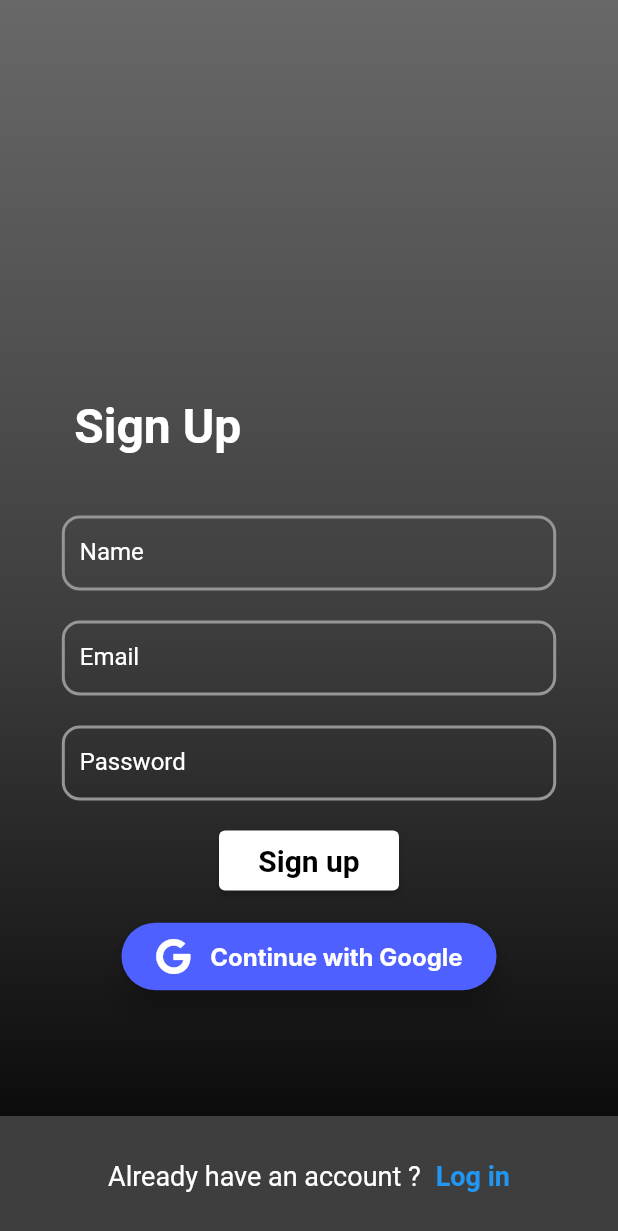
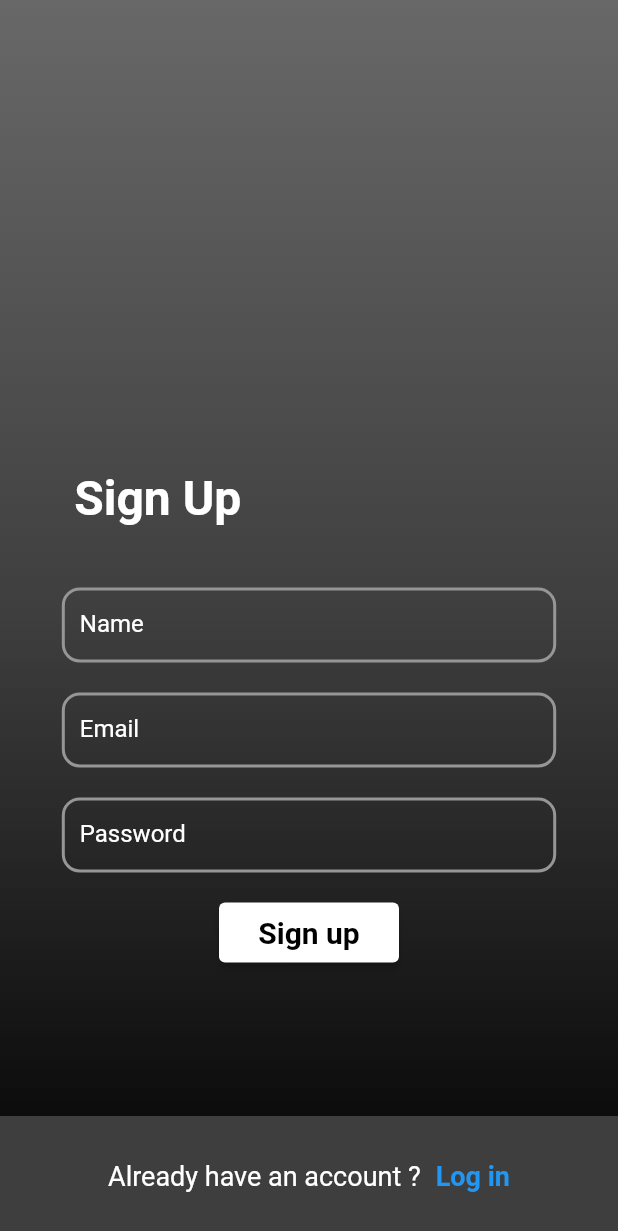
Before and after one commit to vanshrl9ine/club_hub-main, a Flutter app: the screen it shows after launch, after a tap on "Sign up", on a phone screen of 412 x 824 dp. Shown: the top 1231 px of the screen. Run offline on Flutter 3.47's test engine with Material 2 defaults, Android fonts, the phone set to English and light mode, and no system bars; our stand-ins replace cloud_firestore, firebase_auth, firebase_core, firebase_storage, font_awesome_flutter, get and 3 more; accounts and stored records are empty; network calls fail; Roboto replaces fonts that are missing (Inter).

Commit message:
google login removed

```diff
--- a/lib/Pages/LoginAndSignup/login.dart
+++ b/lib/Pages/LoginAndSignup/login.dart
@@ -174,7 +174,7 @@ class _LoginPageState extends State<LoginPage> {
                 const SizedBox(
                   height: 20,
                 ),
-                googleLogin(context, size),
+
                 SizedBox(height: size.height * 0.15),
                 Container(
                   color: const Color.fromARGB(255, 62, 62, 62),
@@ -212,96 +212,5 @@ class _LoginPageState extends State<LoginPage> {
     );
   }
 
-  ElevatedButton googleLogin(BuildContext context, Size size) {
-    return ElevatedButton(
-      onPressed: () async {
-        if (context.mounted) {
-          showDialog(
-            context: context,
-            barrierDismissible: true,
-            builder: (BuildContext context) {
-              return const Center(child: CircularProgressIndicator());
-            },
-          );
-        }
-        String val = await Auth.googleLogin();
-        if (context.mounted) Navigator.pop(context);
-        if (val == 'success') {
-          String ptype = await FirebaseFirestore.instance
-              .collection('users')
-              .doc(FirebaseAuth.instance.currentUser!.uid)
-              .get()
-              .then((value) => value.data()!['profileType'].toString());
-          if (context.mounted) {
-            Navigator.push(
-              context,
-              MaterialPageRoute(
-                builder: (context) => HomePage(
-                  currentIndex: 0,
-                  profileType: ptype,
-                ),
-              ),
-            );
-          }
-          val = 'Signed in';
-        } else if (val == 'first') {
-          String ptype = await FirebaseFirestore.instance
-              .collection('users')
-              .doc(FirebaseAuth.instance.currentUser!.uid)
-              .get()
-              .then((value) => value.data()!['profileType'].toString());
 
-          if (context.mounted) {
-            Navigator.push(
-              context,
-              MaterialPageRoute(
-                builder: (context) => HomePage(
-                  currentIndex: 1,
-                  profileType: ptype,
-                ),
-              ),
-            );
-          }
-          val = 'Signed in';
-        }
-        scaffoldMessenger.showSnackBar(
-          SnackBar(
-            content: Text(val.toString()),
-          ),
-        );
-      },
-      style: ElevatedButton.styleFrom(
-        shape: RoundedRectangleBorder(
-          borderRadius: BorderRadius.circular(50),
-        ),
-        backgroundColor: const Color(0xFF4E60FF),
-        elevation: 8,
-        padding: const EdgeInsets.symmetric(vertical: 10),
-      ),
-      child: const SizedBox(
-        width: 250,
-        height: 25,
-        child: Row(
-          mainAxisAlignment: MainAxisAlignment.center,
-          children: [
-            Icon(
-              FontAwesomeIcons.google,
-              color: Colors.white,
-            ),
-            SizedBox(width: 5),
-            Text(
-              '  Continue with Google',
-              textAlign: TextAlign.center,
-              style: TextStyle(
-                color: Colors.white,
-                fontSize: 16,
-                fontFamily: 'Inter',
-                fontWeight: FontWeight.w700,
-              ),
-            ),
-          ],
-        ),
-      ),
-    );
-  }
 }
--- a/lib/Pages/LoginAndSignup/signup.dart
+++ b/lib/Pages/LoginAndSignup/signup.dart
@@ -198,7 +198,7 @@ class _SignupPageState extends State<SignupPage> {
                 const SizedBox(
                   height: 20,
                 ),
-                googleLogin(context, size),
+
                 SizedBox(height: size.height * 0.1),
                 Container(
                   color: const Color.fromARGB(255, 62, 62, 62),
@@ -235,97 +235,5 @@ class _SignupPageState extends State<SignupPage> {
     );
   }
 
-  ElevatedButton googleLogin(BuildContext context, Size size) {
-    return ElevatedButton(
-      onPressed: () async {
-        if (context.mounted) {
-          showDialog(
-            context: context,
-            barrierDismissible: false,
-            builder: (BuildContext context) {
-              return const Center(child: CircularProgressIndicator());
-            },
-          );
-        }
-        String val = await Auth.googleLogin();
-        if (context.mounted) Navigator.pop(context);
-        if (val == 'success') {
-          String ptype = await FirebaseFirestore.instance
-              .collection('users')
-              .doc(FirebaseAuth.instance.currentUser!.uid)
-              .get()
-              .then((value) => value.data()!['profileType'].toString());
 
-          if (context.mounted) {
-            Navigator.push(
-              context,
-              MaterialPageRoute(
-                builder: (context) => HomePage(
-                  currentIndex: 0,
-                  profileType: ptype,
-                ),
-              ),
-            );
-          }
-          val = 'Registration Successful';
-        } else if (val == 'first') {
-          String ptype = await FirebaseFirestore.instance
-              .collection('users')
-              .doc(FirebaseAuth.instance.currentUser!.uid)
-              .get()
-              .then((value) => value.data()!['profileType'].toString());
-
-          if (context.mounted) {
-            Navigator.push(
-              context,
-              MaterialPageRoute(
-                builder: (context) => HomePage(
-                  currentIndex: 1,
-                  profileType: ptype,
-                ),
-              ),
-            );
-          }
-          val = 'Registration Successful';
-        }
-        scaffoldMessenger.showSnackBar(
-          SnackBar(
-            content: Text(val.toString()),
-          ),
-        );
-      },
-      style: ElevatedButton.styleFrom(
-        shape: RoundedRectangleBorder(
-          borderRadius: BorderRadius.circular(50),
-        ),
-        backgroundColor: const Color(0xFF4E60FF),
-        elevation: 8,
-        padding: const EdgeInsets.symmetric(vertical: 10),
-      ),
-      child: const SizedBox(
-        width: 250,
-        height: 25,
-        child: Row(
-          mainAxisAlignment: MainAxisAlignment.center,
-          children: [
-            Icon(
-              FontAwesomeIcons.google,
-              color: Colors.white,
-            ),
-            SizedBox(width: 5),
-            Text(
-              '  Continue with Google',
-              textAlign: TextAlign.center,
-              style: TextStyle(
-                color: Colors.white,
-                fontSize: 16,
-                fontFamily: 'Inter',
-                fontWeight: FontWeight.w700,
-              ),
-            ),
-          ],
-        ),
-      ),
-    );
-  }
 }
```
